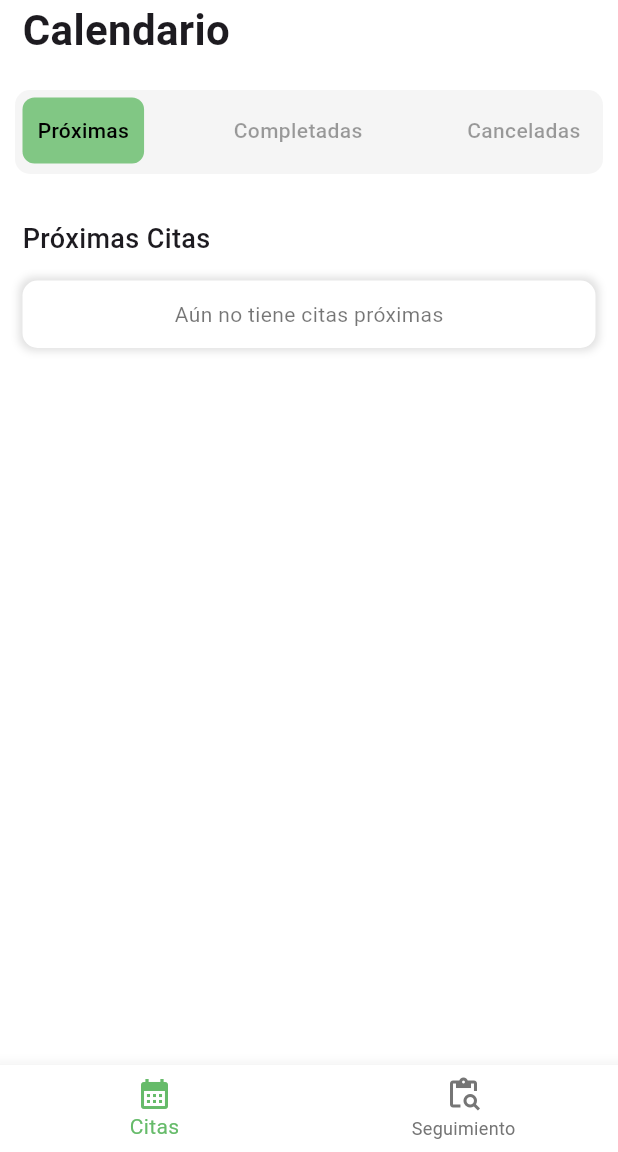
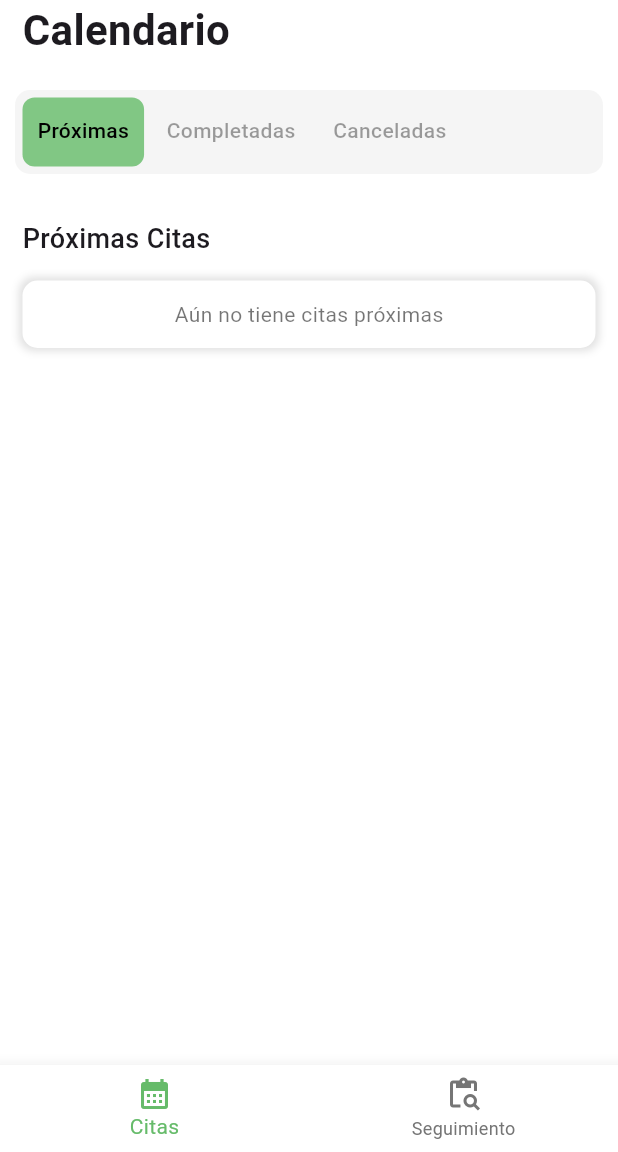
Before and after one commit to GabrielAgundiz/MechanicTracking, a Flutter app: the SchedulePage screen opened directly, after a tap on "Completadas", after a tap on "Canceladas", after a tap on the "logout" icon, on a phone screen of 412 x 824 dp, the part 84-1236 px from its top. Run offline on Flutter 3.47's test engine with Material 3 defaults, Android fonts, the phone set to English and light mode, and no system bars; our stand-ins replace cloud_firestore, dotted_line, email_validator, firebase_auth, firebase_core, flutter_dotenv and 4 more; missing offline and left inert: custom_clippers, mailer; accounts and stored records are empty.

Commit message:
Front End Overflowed Fixes

```diff
--- a/mechanictraking/lib/screens/admin/schedulead.dart
+++ b/mechanictraking/lib/screens/admin/schedulead.dart
@@ -74,14 +74,8 @@ class _SchedulePageADState extends State<SchedulePageAD> {
                     56, // Altura fija para el contenedor que contiene los botones.
                 width: MediaQuery.of(context).size.width,
                 child: ListView(
+                  scrollDirection: Axis.horizontal,
                   children: [
-                    Container(
-                      width: MediaQuery.of(context).size.width,
-                      child: Row(
-                        crossAxisAlignment: CrossAxisAlignment.center,
-                        mainAxisAlignment: MainAxisAlignment.spaceBetween,
-                        children: [
-
                     InkWell(
                       onTap: () {
                         setState(() {
@@ -107,7 +101,7 @@ class _SchedulePageADState extends State<SchedulePageAD> {
                             )),
                       ),
                     ),
-
+                    const SizedBox(width: 5), // Espaciado entre los botones
                     InkWell(
                       onTap: () {
                         setState(() {
@@ -133,7 +127,7 @@ class _SchedulePageADState extends State<SchedulePageAD> {
                             )),
                       ),
                     ),
-
+                    const SizedBox(width: 5), // Espaciado entre los botones
                     InkWell(
                       onTap: () {
                         setState(() {
@@ -161,10 +155,6 @@ class _SchedulePageADState extends State<SchedulePageAD> {
                         ),
                       ),
                     ),
-
-                        ],
-                      ),
-                    ),
                   ],
                 ),
               ),
--- a/mechanictraking/lib/screens/admin/trackingad.dart
+++ b/mechanictraking/lib/screens/admin/trackingad.dart
@@ -62,10 +62,9 @@ class _TrackingPageADState extends State<TrackingPageAD> {
                 height: 56,
                 width: MediaQuery.of(context).size.width,
                 child: ListView(
+                  scrollDirection: Axis.horizontal,
                   children: [
-                    Container(
-                      width: MediaQuery.of(context).size.width,
-                      child: Row(
+                    Row(
                       mainAxisAlignment: MainAxisAlignment.spaceBetween,
                       crossAxisAlignment: CrossAxisAlignment.center,
                       children: [
@@ -102,7 +101,7 @@ class _TrackingPageADState extends State<TrackingPageAD> {
                           },
                           child: Container(
                             padding: const EdgeInsets.symmetric(
-                                  vertical: 12, horizontal: 50),
+                                vertical: 12, horizontal: 30),
                             decoration: BoxDecoration(
                               borderRadius: BorderRadius.circular(8),
                               color: _buttonIndex == 1
@@ -121,7 +120,6 @@ class _TrackingPageADState extends State<TrackingPageAD> {
                         ),
                       ],
                     ),
-                    ),
                   ],
                 ),
               ),
--- a/mechanictraking/lib/screens/user/schedule.dart
+++ b/mechanictraking/lib/screens/user/schedule.dart
@@ -73,14 +73,8 @@ class _SchedulePageState extends State<SchedulePage> {
                     56, // Altura fija para el contenedor que contiene los botones.
                 width: MediaQuery.of(context).size.width,
                 child: ListView(
+                  scrollDirection: Axis.horizontal,
                   children: [
-                    SizedBox(
-                      width: MediaQuery.of(context).size.width,
-                      child: Row(
-                        crossAxisAlignment: CrossAxisAlignment.center,
-                        mainAxisAlignment: MainAxisAlignment.spaceBetween,
-                        children: [
-
                     InkWell(
                       onTap: () {
                         setState(() {
@@ -106,7 +100,7 @@ class _SchedulePageState extends State<SchedulePage> {
                             )),
                       ),
                     ),
-
+                    const SizedBox(width: 5), // Espaciado entre los botones
                     InkWell(
                       onTap: () {
                         setState(() {
@@ -132,7 +126,7 @@ class _SchedulePageState extends State<SchedulePage> {
                             )),
                       ),
                     ),
-
+                    const SizedBox(width: 5), // Espaciado entre los botones
                     InkWell(
                       onTap: () {
                         setState(() {
@@ -158,10 +152,6 @@ class _SchedulePageState extends State<SchedulePage> {
                                 : Colors.black38,
                           ),
                         ),
-                            ),
-                          ),
-
-                        ],
                       ),
                     ),
                   ],
--- a/mechanictraking/lib/screens/user/tracking.dart
+++ b/mechanictraking/lib/screens/user/tracking.dart
@@ -63,10 +63,9 @@ class _TrackingPageState extends State<TrackingPage> {
                 height: 56,
                 width: MediaQuery.of(context).size.width,
                 child: ListView(
+                  scrollDirection: Axis.horizontal,
                   children: [
-                    SizedBox(
-                      width: MediaQuery.of(context).size.width,
-                      child: Row(
+                    Row(
                       mainAxisAlignment: MainAxisAlignment.spaceBetween,
                       crossAxisAlignment: CrossAxisAlignment.center,
                       children: [
@@ -103,7 +102,7 @@ class _TrackingPageState extends State<TrackingPage> {
                           },
                           child: Container(
                             padding: const EdgeInsets.symmetric(
-                                  vertical: 12, horizontal: 50),
+                                vertical: 12, horizontal: 30),
                             decoration: BoxDecoration(
                               borderRadius: BorderRadius.circular(8),
                               color: _buttonIndex == 1
@@ -122,7 +121,6 @@ class _TrackingPageState extends State<TrackingPage> {
                         ),
                       ],
                     ),
-                    ),
                   ],
                 ),
               ),
```
Lines whose indentation alone changed are shown as unchanged.
